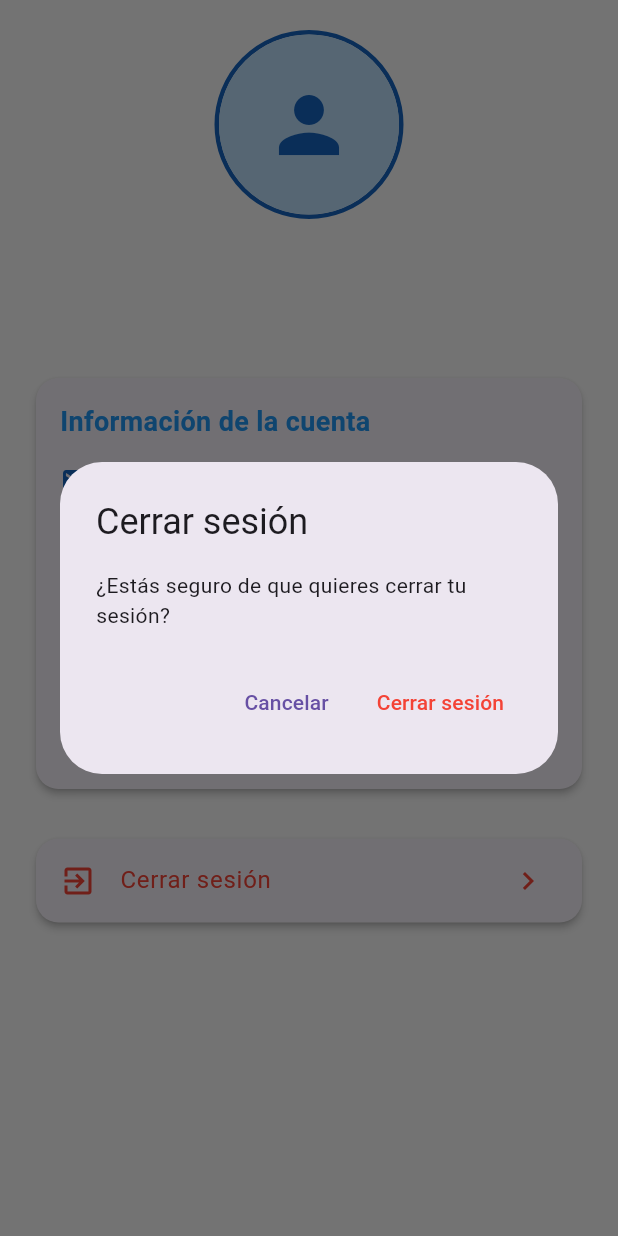
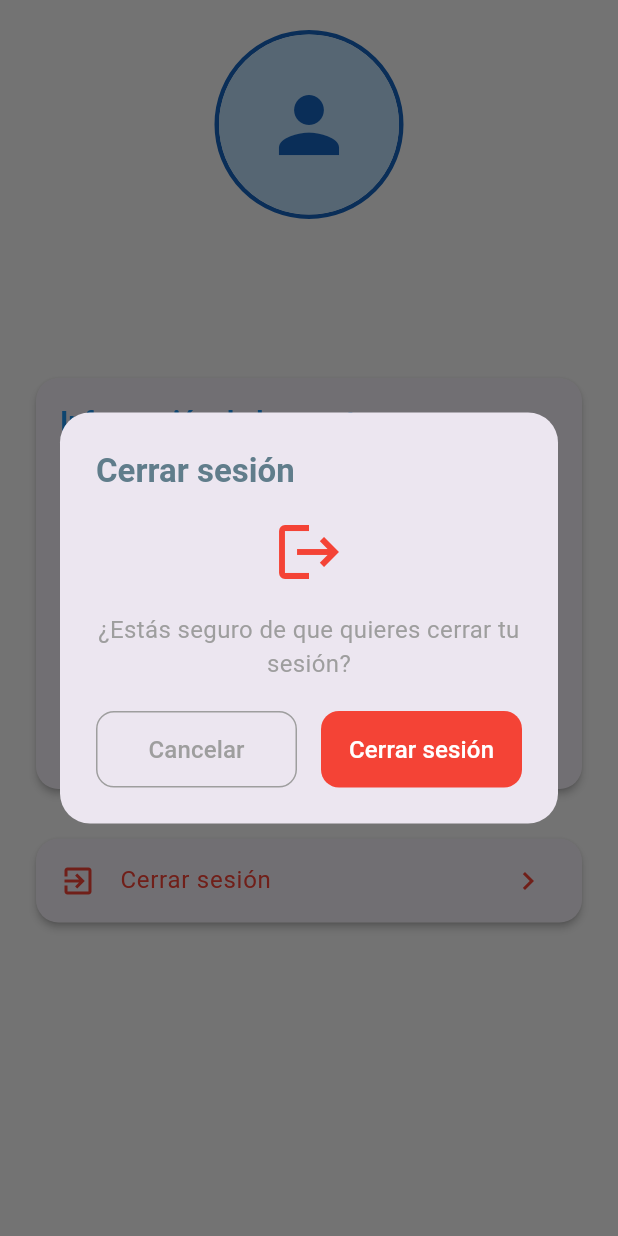
Before and after one commit to SeveroGames/hib_rec, a Flutter app: the ProfileSection screen opened directly, after a tap on "Cerrar sesión", on a phone screen of 412 x 824 dp. Run offline on Flutter 3.47's test engine with Material 3 defaults, Android fonts, the phone set to English and light mode, and no system bars; our stand-ins replace cloud_firestore, firebase_auth, firebase_core, google_fonts, google_generative_ai, google_maps_flutter; accounts and stored records are empty.

Commit message:
mejora en el diseño de la alerta de dialogo del cierre de sesion

```diff
--- a/lib/screens/profile_section.dart
+++ b/lib/screens/profile_section.dart
@@ -241,21 +241,83 @@ class _ProfileSectionState extends State<ProfileSection> {
       context: context,
       builder: (BuildContext context) {
         return AlertDialog(
-          title: const Text('Cerrar sesión'),
-          content: const Text('¿Estás seguro de que quieres cerrar tu sesión?'),
-          actions: <Widget>[
-            TextButton(
+          shape: RoundedRectangleBorder(
+            borderRadius: BorderRadius.circular(20.0),
+          ),
+          elevation: 10,
+          title: const Text(
+            'Cerrar sesión',
+            style: TextStyle(
+              fontSize: 22,
+              fontWeight: FontWeight.bold,
+              color: Colors.blueGrey,
+            ),
+          ),
+          content: Column(
+            mainAxisSize: MainAxisSize.min,
+            children: [
+              const Icon(
+                Icons.logout,
+                size: 48,
+                color: Colors.red,
+              ),
+              const SizedBox(height: 16),
+              const Text(
+                '¿Estás seguro de que quieres cerrar tu sesión?',
+                textAlign: TextAlign.center,
+                style: TextStyle(
+                  fontSize: 16,
+                  color: Colors.grey,
+                ),
+              ),
+              const SizedBox(height: 20),
+              Row(
+                mainAxisAlignment: MainAxisAlignment.spaceEvenly,
+                children: [
+                  Expanded(
+                    child: OutlinedButton(
+                      style: OutlinedButton.styleFrom(
+                        padding: const EdgeInsets.symmetric(vertical: 14),
+                        shape: RoundedRectangleBorder(
+                          borderRadius: BorderRadius.circular(12),
+                        ),
+                        side: const BorderSide(color: Colors.grey),
+                      ),
                       onPressed: () => Navigator.of(context).pop(false),
-              child: const Text('Cancelar'),
+                      child: const Text(
+                        'Cancelar',
+                        style: TextStyle(
+                          color: Colors.grey,
+                          fontSize: 16,
                         ),
-            TextButton(
+                      ),
+                    ),
+                  ),
+                  const SizedBox(width: 16),
+                  Expanded(
+                    child: ElevatedButton(
+                      style: ElevatedButton.styleFrom(
+                        backgroundColor: Colors.red,
+                        padding: const EdgeInsets.symmetric(vertical: 14),
+                        shape: RoundedRectangleBorder(
+                          borderRadius: BorderRadius.circular(12),
+                        ),
+                        elevation: 0,
+                      ),
                       onPressed: () => Navigator.of(context).pop(true),
                       child: const Text(
                         'Cerrar sesión',
-                style: TextStyle(color: Colors.red),
+                        style: TextStyle(
+                          color: Colors.white,
+                          fontSize: 16,
+                        ),
+                      ),
                     ),
                   ),
                 ],
+              ),
+            ],
+          ),
         );
       },
     );
```
Lines whose indentation alone changed are shown as unchanged.
